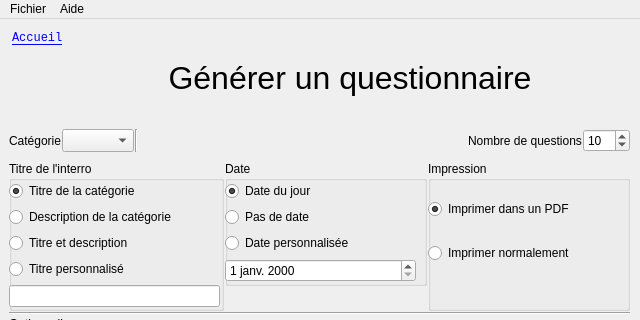
Old version of the form interrogator.ui in the repository chindit/Interrogator; both pictures show x 0 to 640 and y 0 to 320 of the 640 by 480 pixel window.
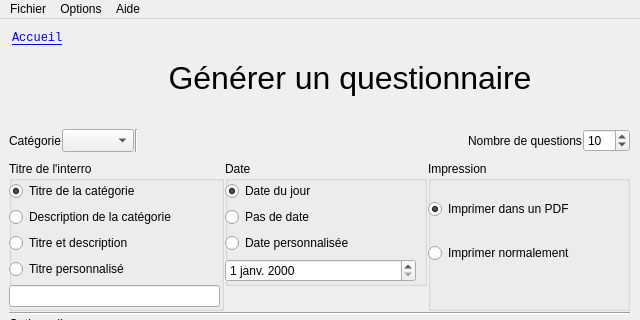
New version of the form. Icons and pictures are not drawn.

Commit message: Added : security option

Diff of the .ui file:
```diff
--- a/interrogator.ui
+++ b/interrogator.ui
@@ -1560,7 +1560,15 @@
     <addaction name="action_propos_d_Interrogator"/>
     <addaction name="action_propos_de_Qt"/>
    </widget>
+   <widget class="QMenu" name="menuOutils">
+    <property name="title">
+     <string>Options</string>
+    </property>
+    <addaction name="actionEmptyAnswers"/>
+    <addaction name="actionFullSecurity"/>
+   </widget>
    <addaction name="menuFichier"/>
+   <addaction name="menuOutils"/>
    <addaction name="menuAide"/>
   </widget>
   <widget class="QStatusBar" name="statusbar"/>
```
Left out of the diff: 19 changed lines with no effect on the pictures. The commit also changes 6 other files.
